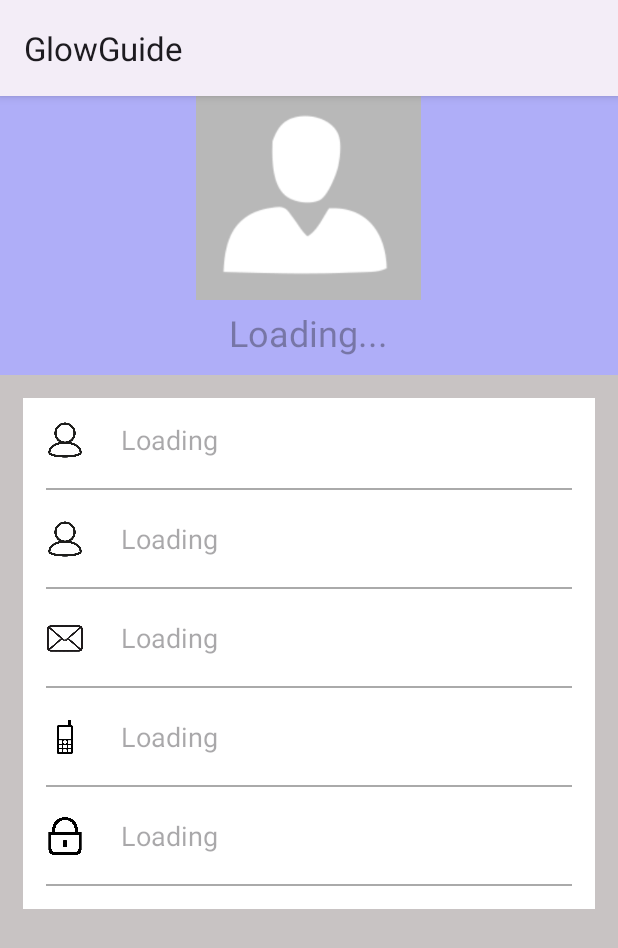
After one commit to Tehilalev/GlowGuide, an Android app: the UserProfileActivity screen opened directly, with no data from a screen before it, on a phone screen of 412 x 824 dp. The commit adds this screen. Shown: the top 948 px of the screen. Run offline under Robolectric (Android 15) with nearby library versions, the phone set to English and light mode, and no system bars; 1 statement that could not run was skipped.

Commit message:
personal profile xml file

```diff
--- a/app/src/main/java/com/example/glowguide/Login.java
+++ b/app/src/main/java/com/example/glowguide/Login.java
@@ -12,10 +12,6 @@ import android.widget.Toast;
 import androidx.activity.EdgeToEdge;
 import androidx.annotation.NonNull;
 import androidx.appcompat.app.AppCompatActivity;
-import androidx.core.graphics.Insets;
-import androidx.core.view.ViewCompat;
-import androidx.core.view.WindowInsetsCompat;
-
 import com.google.android.gms.tasks.OnCompleteListener;
 import com.google.android.gms.tasks.Task;
 import com.google.android.material.textfield.TextInputEditText;
--- a/app/src/main/java/com/example/glowguide/Register.java
+++ b/app/src/main/java/com/example/glowguide/Register.java
@@ -1,7 +1,10 @@
 package com.example.glowguide;
+import static android.content.ContentValues.TAG;
+
 import android.content.Intent;
 import android.os.Bundle;
 import android.text.TextUtils;
+import android.util.Log;
 import android.view.View;
 import android.widget.Button;
 import android.widget.ProgressBar;
@@ -24,6 +27,7 @@ public class Register extends AppCompatActivity {
     FirebaseAuth mAuth;
     ProgressBar progressBar;
     TextView textView;
+    private boolean justRegistered = false;
 
     // Input validation methods
     private boolean isValidName(String name) {
@@ -45,12 +49,18 @@ public class Register extends AppCompatActivity {
     @Override
     public void onStart() {
         super.onStart();
-        FirebaseUser currentUser = mAuth.getCurrentUser();
-        if(currentUser != null){
-            Intent intent = new Intent(getApplicationContext(), MainActivity.class);
-            startActivity(intent);
-            finish();
+        Log.d(TAG, "onStart: called");
+        if(!justRegistered) {
+            FirebaseUser currentUser = mAuth.getCurrentUser();
+            if(currentUser != null){
+                Log.d(TAG, "User already logged in, redirecting to MainActivity");
+
+                Intent intent = new Intent(getApplicationContext(), MainActivity.class);
+                startActivity(intent);
+                finish();
+            }
         }
+
     }
 
     @Override
@@ -123,11 +133,13 @@ public class Register extends AppCompatActivity {
                             public void onComplete(@NonNull Task<AuthResult> task) {
                                 progressBar.setVisibility(View.GONE);
                                 if (task.isSuccessful()) {
+                                    justRegistered = true;
                                     Toast.makeText(Register.this, "Account created",
                                             Toast.LENGTH_SHORT).show();
                                     Intent intent = new Intent(getApplicationContext(), Login.class);
                                     startActivity(intent);
                                     finish();
+                                    justRegistered = false;
                                 } else {
                                     // If sign in fails, display a message to the user.
                                     Toast.makeText(Register.this, "Authentication failed",
--- /dev/null
+++ b/app/src/main/java/com/example/glowguide/UserProfileActivity.java
@@ -0,0 +1,24 @@
+package com.example.glowguide;
+
+import android.os.Bundle;
+
+import androidx.activity.EdgeToEdge;
+import androidx.appcompat.app.AppCompatActivity;
+import androidx.core.graphics.Insets;
+import androidx.core.view.ViewCompat;
+import androidx.core.view.WindowInsetsCompat;
+
+public class UserProfileActivity extends AppCompatActivity {
+
+    @Override
+    protected void onCreate(Bundle savedInstanceState) {
+        super.onCreate(savedInstanceState);
+        EdgeToEdge.enable(this);
+        setContentView(R.layout.activity_user_profile);
+        ViewCompat.setOnApplyWindowInsetsListener(findViewById(R.id.main), (v, insets) -> {
+            Insets systemBars = insets.getInsets(WindowInsetsCompat.Type.systemBars());
+            v.setPadding(systemBars.left, systemBars.top, systemBars.right, systemBars.bottom);
+            return insets;
+        });
+    }
+}
--- /dev/null
+++ b/app/src/main/res/layout/activity_user_profile.xml
@@ -0,0 +1,199 @@
+<?xml version="1.0" encoding="utf-8"?>
+<ScrollView xmlns:android="http://schemas.android.com/apk/res/android"
+    xmlns:app="http://schemas.android.com/apk/res-auto"
+    xmlns:tools="http://schemas.android.com/tools"
+    android:layout_width="match_parent"
+    android:layout_height="match_parent"
+    android:orientation="vertical"
+    tools:context=".UserProfileActivity"
+    android:background="@color/grey">
+
+    <LinearLayout
+        android:layout_width="match_parent"
+        android:layout_height="wrap_content"
+        android:orientation="vertical">
+        <RelativeLayout
+            android:layout_width="match_parent"
+            android:layout_height="250dp"
+            android:background="@color/purple_200"
+            tools:ignore="UselessParent">
+
+            <ImageView
+                android:layout_width="150dp"
+                android:layout_height="150dp"
+                android:id="@+id/imageView_profile_dp"
+                android:layout_centerInParent="true"
+                android:background="@drawable/no_profile_pic"/>
+            <TextView
+                android:layout_width="wrap_content"
+                android:layout_height="wrap_content"
+                android:id="@+id/textView_show_welcome"
+                android:layout_below="@+id/imageView_profile_dp"
+                android:hint="@string/loading"
+                android:layout_centerHorizontal="true"
+                android:layout_marginTop="5dp"
+                android:textAppearance="@style/TextAppearance.AppCompat.Headline"
+                android:textColor="@color/white"/>
+        </RelativeLayout>
+
+        <RelativeLayout
+            android:layout_width="match_parent"
+            android:layout_height="match_parent"
+            android:padding="15dp"
+            android:layout_margin="15dp"
+            android:background="@color/white">
+
+            <!-- full name -->
+            <ImageView
+                android:layout_width="25dp"
+                android:layout_height="25dp"
+                android:id="@+id/ic_profile"
+                android:background="@drawable/ic_profile"/>
+
+            <TextView
+                android:layout_width="wrap_content"
+                android:layout_height="wrap_content"
+                android:id="@+id/textView_show_full_name"
+                android:layout_alignStart="@+id/ic_profile"
+                android:hint="Loading"
+                android:layout_marginStart="50dp"
+                android:textSize="18sp"/>
+
+            <View
+                android:layout_width="match_parent"
+                android:layout_height="1dp"
+                android:layout_marginTop="20dp"
+                android:layout_below="@+id/textView_show_full_name"
+                android:background="@android:color/darker_gray"
+                android:id="@+id/divider_full_name"/>
+
+            <!-- username -->
+            <ImageView
+                android:layout_width="25dp"
+                android:layout_height="25dp"
+                android:id="@+id/ic_username"
+                android:background="@drawable/ic_profile"
+                android:layout_below="@id/divider_full_name"
+                android:layout_marginTop="20dp"/>
+
+            <TextView
+                android:layout_width="wrap_content"
+                android:layout_height="wrap_content"
+                android:id="@+id/textView_show_username"
+                android:layout_alignStart="@+id/ic_profile"
+                android:hint="Loading"
+                android:layout_marginStart="50dp"
+                android:layout_marginTop="20dp"
+                android:layout_below="@id/divider_full_name"
+                android:textSize="18sp"/>
+
+            <View
+                android:layout_width="match_parent"
+                android:layout_height="1dp"
+                android:layout_marginTop="20dp"
+                android:layout_below="@+id/textView_show_username"
+                android:background="@android:color/darker_gray"
+                android:id="@+id/divider_username"/>
+
+            <!-- email -->
+            <ImageView
+                android:layout_width="25dp"
+                android:layout_height="25dp"
+                android:id="@+id/ic_email"
+                android:background="@drawable/ic_email"
+                android:layout_below="@id/divider_username"
+                android:layout_marginTop="20dp"/>
+
+            <TextView
+                android:layout_width="wrap_content"
+                android:layout_height="wrap_content"
+                android:id="@+id/textView_show_email"
+                android:layout_alignStart="@+id/ic_email"
+                android:hint="Loading"
+                android:layout_marginStart="50dp"
+                android:layout_marginTop="20dp"
+                android:layout_below="@id/divider_username"
+                android:textSize="18sp"/>
+
+            <View
+                android:layout_width="match_parent"
+                android:layout_height="1dp"
+                android:layout_marginTop="20dp"
+                android:layout_below="@+id/textView_show_email"
+                android:background="@android:color/darker_gray"
+                android:id="@+id/divider_email"/>
+
+            <!-- mobile -->
+            <ImageView
+                android:layout_width="25dp"
+                android:layout_height="25dp"
+                android:id="@+id/ic_mobile"
+                android:background="@drawable/ic_mobile"
+                android:layout_below="@id/divider_email"
+                android:layout_marginTop="20dp"/>
+
+            <TextView
+                android:layout_width="wrap_content"
+                android:layout_height="wrap_content"
+                android:id="@+id/textView_show_mobile"
+                android:layout_alignStart="@+id/ic_mobile"
+                android:hint="Loading"
+                android:layout_marginStart="50dp"
+                android:layout_marginTop="20dp"
+                android:layout_below="@id/divider_email"
+                android:textSize="18sp"/>
+
+            <View
+                android:layout_width="match_parent"
+                android:layout_height="1dp"
+                android:layout_marginTop="20dp"
+                android:layout_below="@+id/textView_show_mobile"
+                android:background="@android:color/darker_gray"
+                android:id="@+id/divider_mobile"/>
+
+            <!-- password -->
+            <ImageView
+                android:layout_width="25dp"
+                android:layout_height="25dp"
+                android:id="@+id/ic_pwd_bw"
+                android:background="@drawable/ic_pwd_bw"
+                android:layout_below="@id/divider_mobile"
+                android:layout_marginTop="20dp"/>
+
+            <TextView
+                android:layout_width="wrap_content"
+                android:layout_height="wrap_content"
+                android:id="@+id/textView_show_password"
+                android:layout_alignStart="@+id/ic_pwd_bw"
+                android:hint="Loading"
+                android:layout_marginStart="50dp"
+                android:layout_marginTop="20dp"
+                android:layout_below="@id/divider_mobile"
+                android:textSize="18sp"/>
+
+            <View
+                android:layout_width="match_parent"
+                android:layout_height="1dp"
+                android:layout_marginTop="20dp"
+                android:layout_below="@+id/textView_show_password"
+                android:background="@android:color/darker_gray"
+                android:id="@+id/divider_password"/>
+
+
+
+
+
+
+
+
+        </RelativeLayout>
+
+
+
+
+
+
+
+    </LinearLayout>
+
+</ScrollView>
--- a/app/src/main/res/values/colors.xml
+++ b/app/src/main/res/values/colors.xml
@@ -2,4 +2,7 @@
 <resources>
     <color name="black">#FF000000</color>
     <color name="white">#FFFFFFFF</color>
+    <color name="grey">#C8C3C3</color>
+    <color name="purple_200">#AFAEF8</color>
+
 </resources>
--- a/app/src/main/res/values/strings.xml
+++ b/app/src/main/res/values/strings.xml
@@ -11,4 +11,5 @@
     <string name="click_to_login">Click to login</string>
     <string name="click_to_register">Click to register</string>
     <string name="logout">LOGOUT</string>
+    <string name="loading">Loading...</string>
 </resources>
```
Also changed, not shown: app/src/main/AndroidManifest.xml (+8 -7 lines), app/src/main/res/drawable/ic_email.png (added), app/src/main/res/drawable/ic_mobile.png (added), app/src/main/res/drawable/ic_profile.png (added), app/src/main/res/drawable/ic_pwd_bw.png (added), app/src/main/res/drawable/no_profile_pic.png (added).
